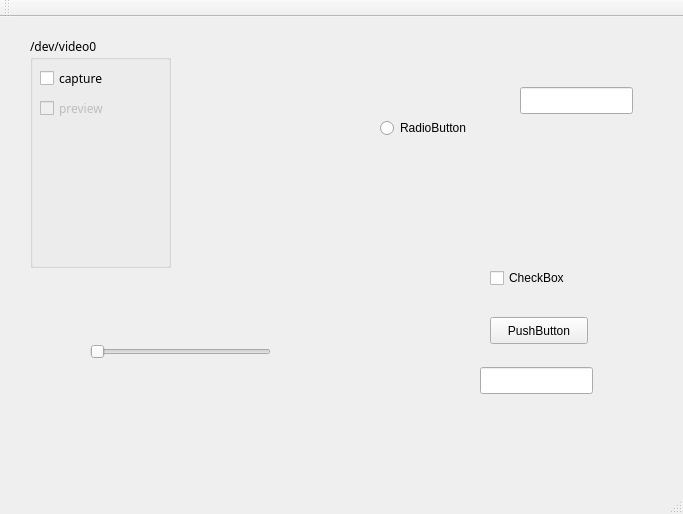
The window that mainwindow.ui (danielkucera/Mixer-gui) describes before a commit, drawn with Qt 5.
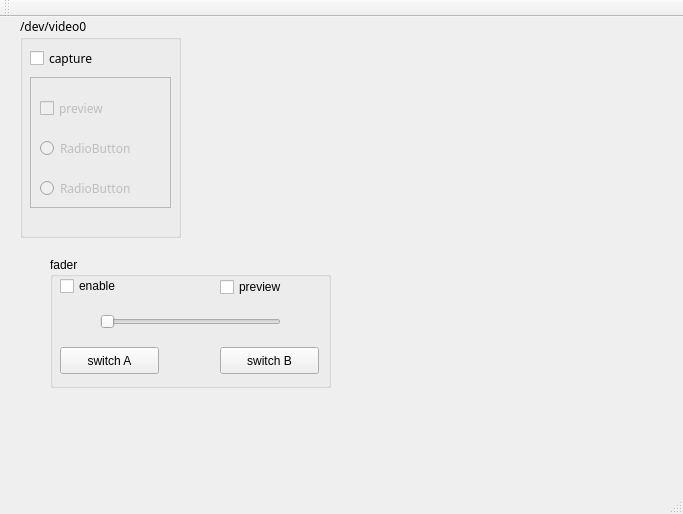
The same window after the commit.

What changed in the file:
```diff
--- a/mainwindow.ui
+++ b/mainwindow.ui
@@ -14,49 +14,13 @@
    <string>MainWindow</string>
   </property>
   <widget class="QWidget" name="centralWidget">
-   <widget class="QPushButton" name="pushButton">
+   <widget class="QGroupBox" name="video0">
     <property name="geometry">
      <rect>
-      <x>490</x>
-      <y>300</y>
-      <width>98</width>
-      <height>27</height>
-     </rect>
-    </property>
-    <property name="text">
-     <string>PushButton</string>
-    </property>
-   </widget>
-   <widget class="QCheckBox" name="checkBox">
-    <property name="geometry">
-     <rect>
-      <x>490</x>
-      <y>250</y>
-      <width>97</width>
-      <height>22</height>
-     </rect>
-    </property>
-    <property name="text">
-     <string>CheckBox</string>
-    </property>
-   </widget>
-   <widget class="QLineEdit" name="lineEdit">
-    <property name="geometry">
-     <rect>
-      <x>480</x>
-      <y>350</y>
-      <width>113</width>
-      <height>27</height>
-     </rect>
-    </property>
-   </widget>
-   <widget class="QGroupBox" name="groupBox">
-    <property name="geometry">
-     <rect>
-      <x>30</x>
-      <y>20</y>
-      <width>141</width>
-      <height>231</height>
+      <x>20</x>
+      <y>0</y>
+      <width>161</width>
+      <height>221</height>
      </rect>
     </property>
     <property name="font">
@@ -70,7 +34,7 @@
     <property name="title">
      <string>/dev/video0</string>
     </property>
-    <widget class="QCheckBox" name="checkBox_2">
+    <widget class="QCheckBox" name="enableInput0">
      <property name="geometry">
       <rect>
        <x>10</x>
@@ -83,7 +47,7 @@
       <string>capture</string>
      </property>
     </widget>
-    <widget class="QCheckBox" name="checkBox_3">
+    <widget class="QFrame" name="ctrlFrame0">
      <property name="enabled">
       <bool>false</bool>
      </property>
@@ -91,6 +55,53 @@
       <rect>
        <x>10</x>
        <y>60</y>
+       <width>141</width>
+       <height>131</height>
+      </rect>
+     </property>
+     <property name="frameShape">
+      <enum>QFrame::StyledPanel</enum>
+     </property>
+     <property name="frameShadow">
+      <enum>QFrame::Raised</enum>
+     </property>
+     <widget class="QRadioButton" name="switchB0">
+      <property name="geometry">
+       <rect>
+        <x>10</x>
+        <y>100</y>
+        <width>117</width>
+        <height>22</height>
+       </rect>
+      </property>
+      <property name="text">
+       <string>RadioButton</string>
+      </property>
+      <attribute name="buttonGroup">
+       <string notr="true">buttonGroup_2</string>
+      </attribute>
+     </widget>
+     <widget class="QRadioButton" name="switchA0">
+      <property name="geometry">
+       <rect>
+        <x>10</x>
+        <y>60</y>
+        <width>117</width>
+        <height>22</height>
+       </rect>
+      </property>
+      <property name="text">
+       <string>RadioButton</string>
+      </property>
+      <attribute name="buttonGroup">
+       <string notr="true">buttonGroup</string>
+      </attribute>
+     </widget>
+     <widget class="QCheckBox" name="preview0">
+      <property name="geometry">
+       <rect>
+        <x>10</x>
+        <y>20</y>
        <width>98</width>
        <height>22</height>
       </rect>
@@ -103,11 +114,27 @@
      </property>
     </widget>
    </widget>
+   </widget>
+   <widget class="QGroupBox" name="faderBox">
+    <property name="enabled">
+     <bool>true</bool>
+    </property>
+    <property name="geometry">
+     <rect>
+      <x>50</x>
+      <y>240</y>
+      <width>281</width>
+      <height>131</height>
+     </rect>
+    </property>
+    <property name="title">
+     <string>fader</string>
+    </property>
    <widget class="QSlider" name="horizontalSlider">
     <property name="geometry">
      <rect>
-      <x>90</x>
-      <y>320</y>
+       <x>50</x>
+       <y>50</y>
       <width>181</width>
       <height>29</height>
      </rect>
@@ -125,28 +152,58 @@
      <enum>Qt::Horizontal</enum>
     </property>
    </widget>
-   <widget class="QRadioButton" name="radioButton">
+    <widget class="QPushButton" name="pushButton_2">
     <property name="geometry">
      <rect>
-      <x>380</x>
-      <y>100</y>
-      <width>116</width>
-      <height>22</height>
+       <x>10</x>
+       <y>90</y>
+       <width>99</width>
+       <height>27</height>
      </rect>
     </property>
     <property name="text">
-     <string>RadioButton</string>
-    </property>
-   </widget>
-   <widget class="QLineEdit" name="lineEdit_2">
+      <string>switch A</string>
+     </property>
+    </widget>
+    <widget class="QPushButton" name="pushButton_3">
     <property name="geometry">
      <rect>
-      <x>520</x>
-      <y>70</y>
-      <width>113</width>
+       <x>170</x>
+       <y>90</y>
+       <width>99</width>
       <height>27</height>
      </rect>
     </property>
+     <property name="text">
+      <string>switch B</string>
+     </property>
+    </widget>
+    <widget class="QCheckBox" name="checkBox_4">
+     <property name="geometry">
+      <rect>
+       <x>10</x>
+       <y>20</y>
+       <width>59</width>
+       <height>18</height>
+      </rect>
+     </property>
+     <property name="text">
+      <string>enable</string>
+     </property>
+    </widget>
+    <widget class="QCheckBox" name="checkBox_5">
+     <property name="geometry">
+      <rect>
+       <x>170</x>
+       <y>20</y>
+       <width>65</width>
+       <height>20</height>
+      </rect>
+     </property>
+     <property name="text">
+      <string>preview</string>
+     </property>
+    </widget>
    </widget>
   </widget>
   <widget class="QMenuBar" name="menuBar">
```
Left out of the diff: 4 changed lines with no effect on the pictures. Lines whose indentation alone changed are shown as unchanged.
